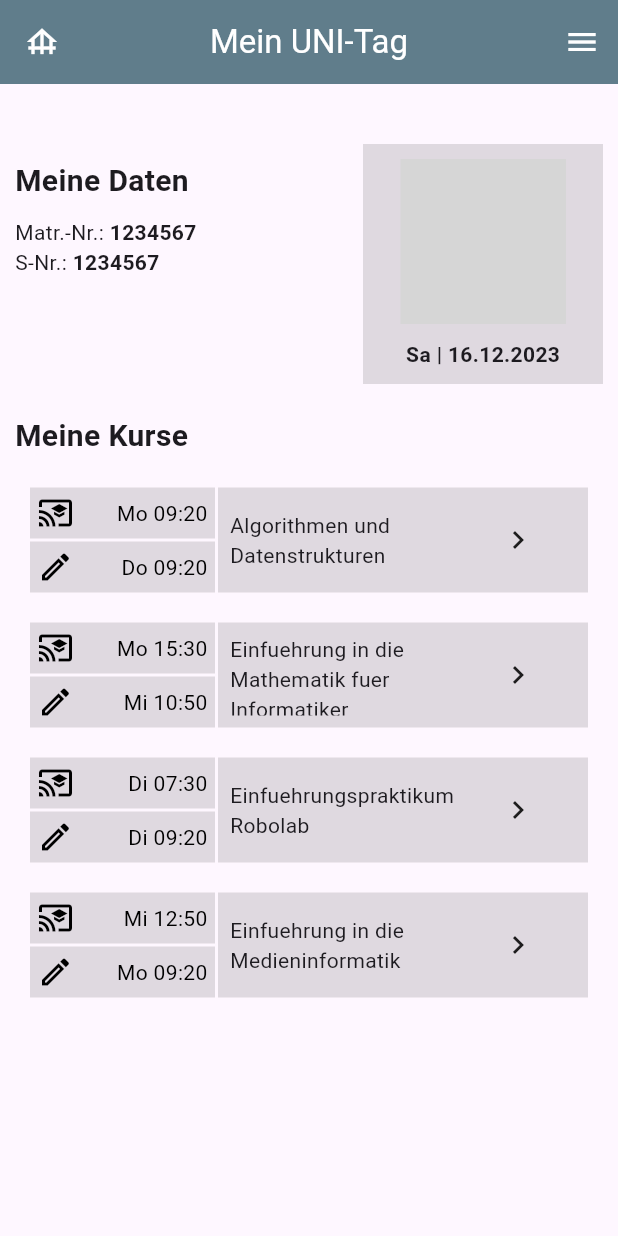
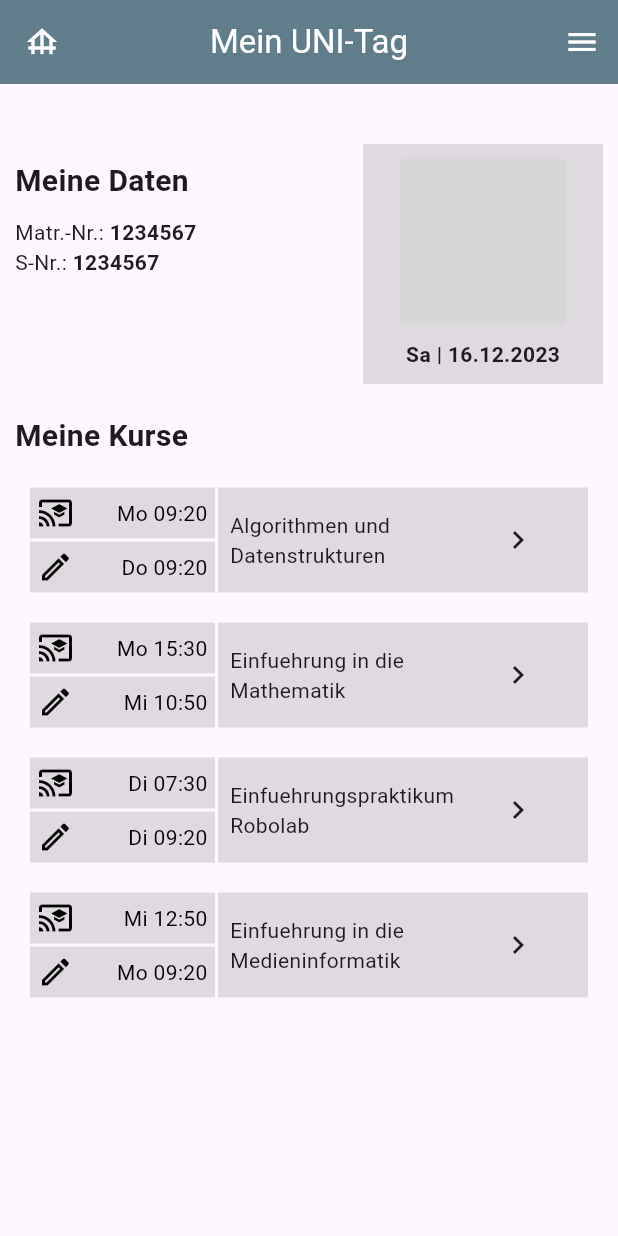
Before and after one commit to Randoooom/EMIUE4, a Flutter app: the screen it shows after launch, on a phone screen of 412 x 824 dp. Run offline on Flutter 3.47's test engine with Material 3 defaults, Android fonts, the phone set to English and light mode, and no system bars; drawn by our look-alikes of analog_clock; grey boxes are pictures that could not be loaded.

Commit message:
refactor: text

```diff
--- a/lib/view/home.dart
+++ b/lib/view/home.dart
@@ -87,7 +87,7 @@ Widget get courseList => Column(children: [
             lecture: TimeSlot(DateTime.monday, "09:20"),
             exercise: TimeSlot(DateTime.thursday, "09:20")),
         CourseItem(
-            name: "Einfuehrung in die Mathematik fuer Informatiker",
+            name: "Einfuehrung in die Mathematik",
             lecture: TimeSlot(DateTime.monday, "15:30"),
             exercise: TimeSlot(DateTime.wednesday, "10:50")),
         CourseItem(
```
